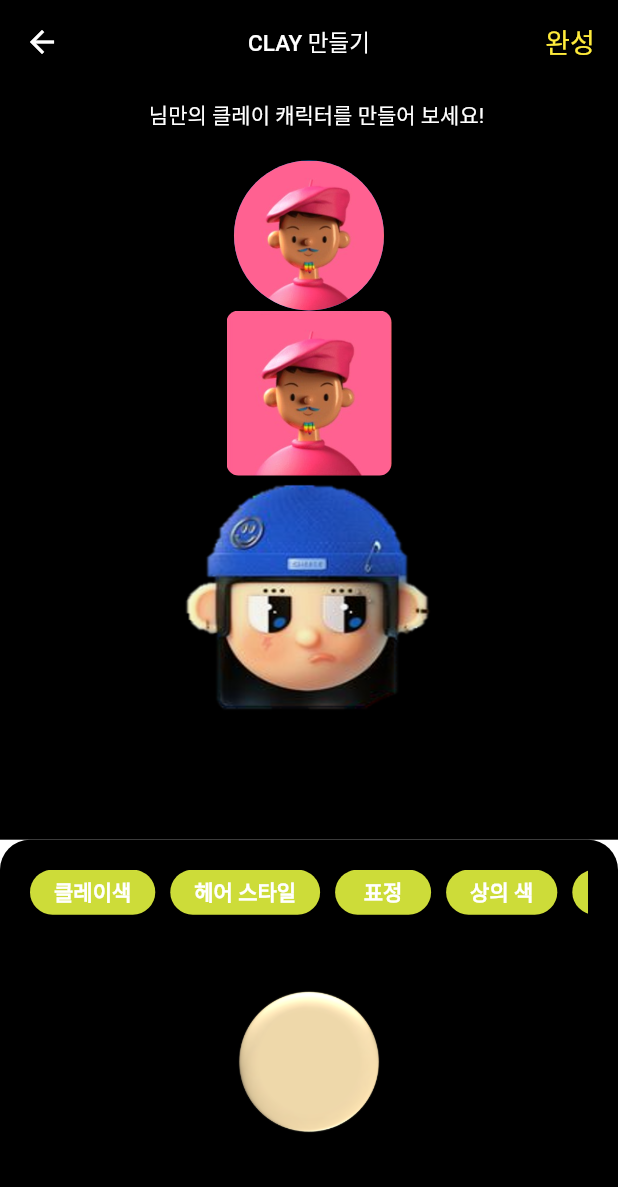
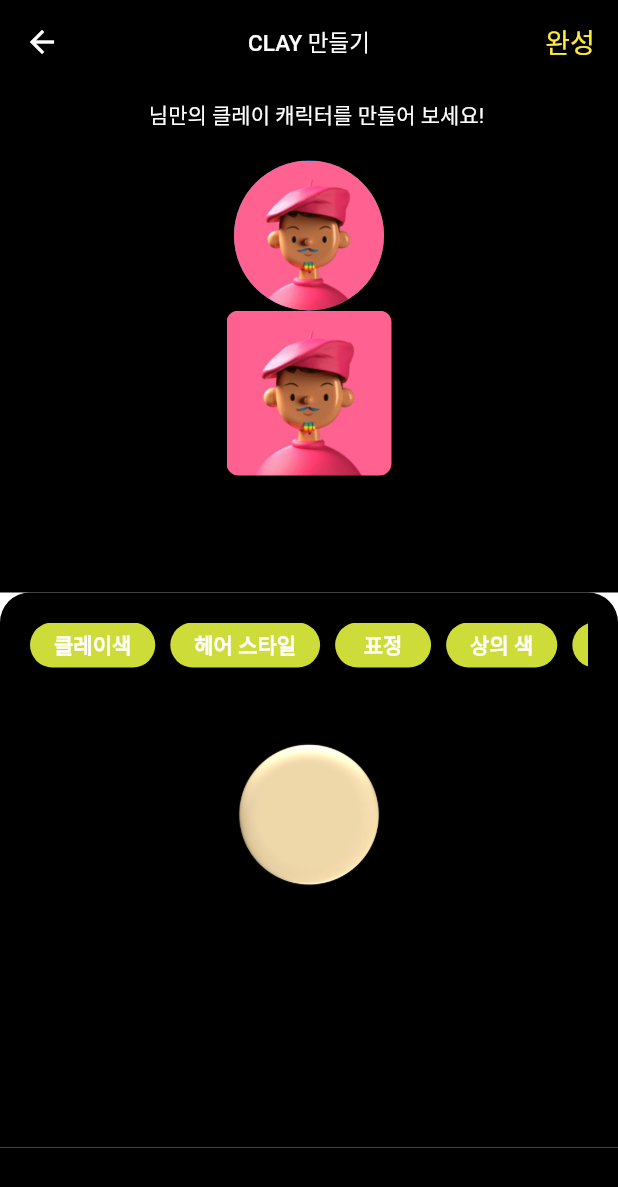
Before and after one commit to Wevivor/Hackathon, a Flutter app: the screen it shows once a user with an empty profile is signed in, on a phone screen of 412 x 824 dp. Shown: the top 1187 px of the screen. Run offline on Flutter 3.47's test engine with Material 2 defaults, Android fonts, the phone set to English and light mode, and no system bars; our stand-ins replace cloud_firestore, draggable_home, firebase_auth, firebase_core, flutter_signin_button, google_sign_in; missing offline and left inert: metadata_fetch, receive_sharing_intent; accounts and stored records are empty.

Commit message:
[mdf]makeclay_soyun

```diff
--- a/lib/screen/makeclay_screen.dart
+++ b/lib/screen/makeclay_screen.dart
@@ -97,15 +97,6 @@ class MakeClay extends StatelessWidget {
                       'images/pink.jpg',
                       width: 110.0,
                       height: 110.0,
-                      fit: BoxFit.fill,
-                    ),
-                  ),
-                  Container(
-                    height: MediaQuery.of(context).size.height * 0.2,
-                    child: Image.asset(
-                      'images/cha.png',
-                      width: 200,
-                      height: 200,
                       fit: BoxFit.fill,
                     ),
                   ),
```
